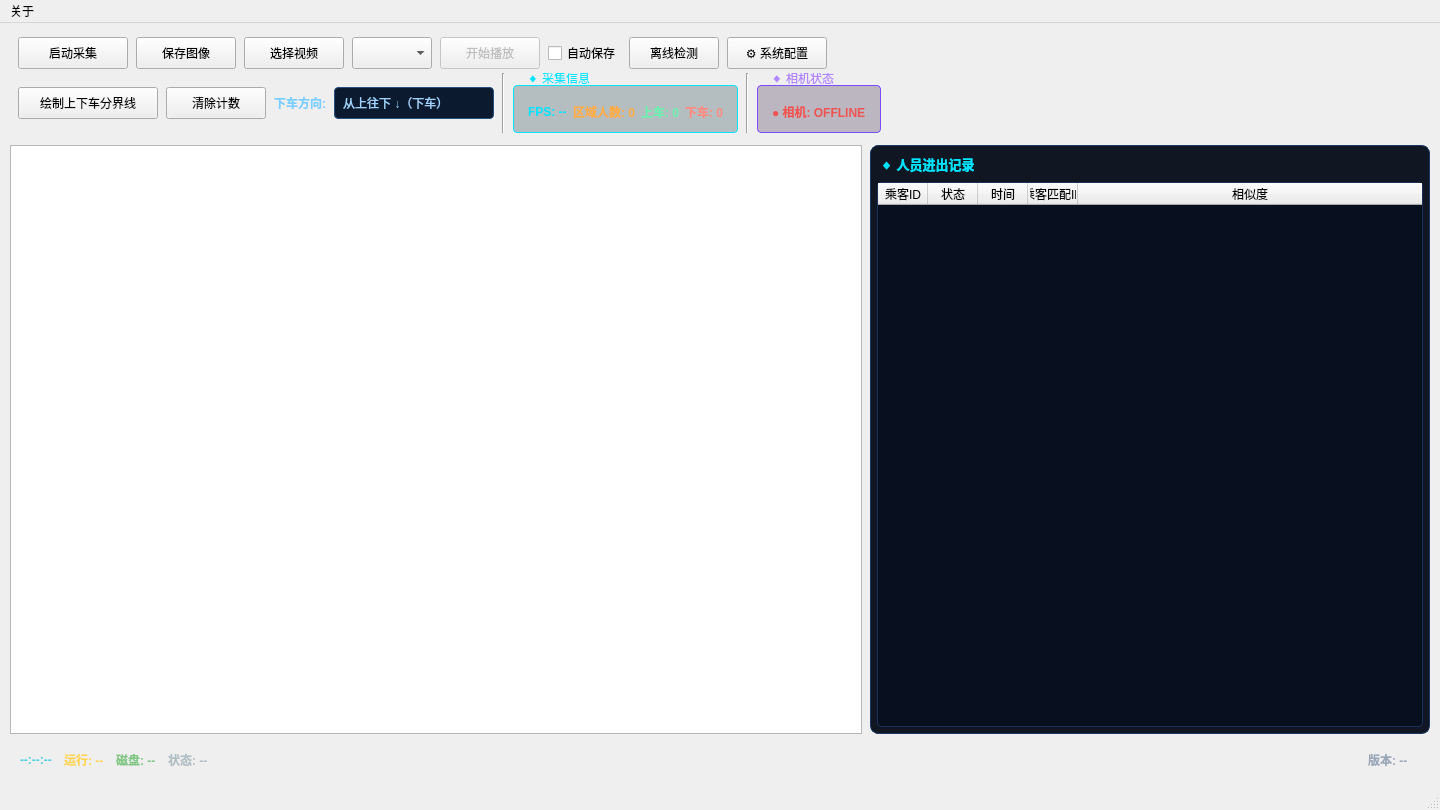
Before: the Qt Designer form CameraViewer_passenger/src/mainwindow.ui in froduo/16.ReId, drawn with Qt 5.
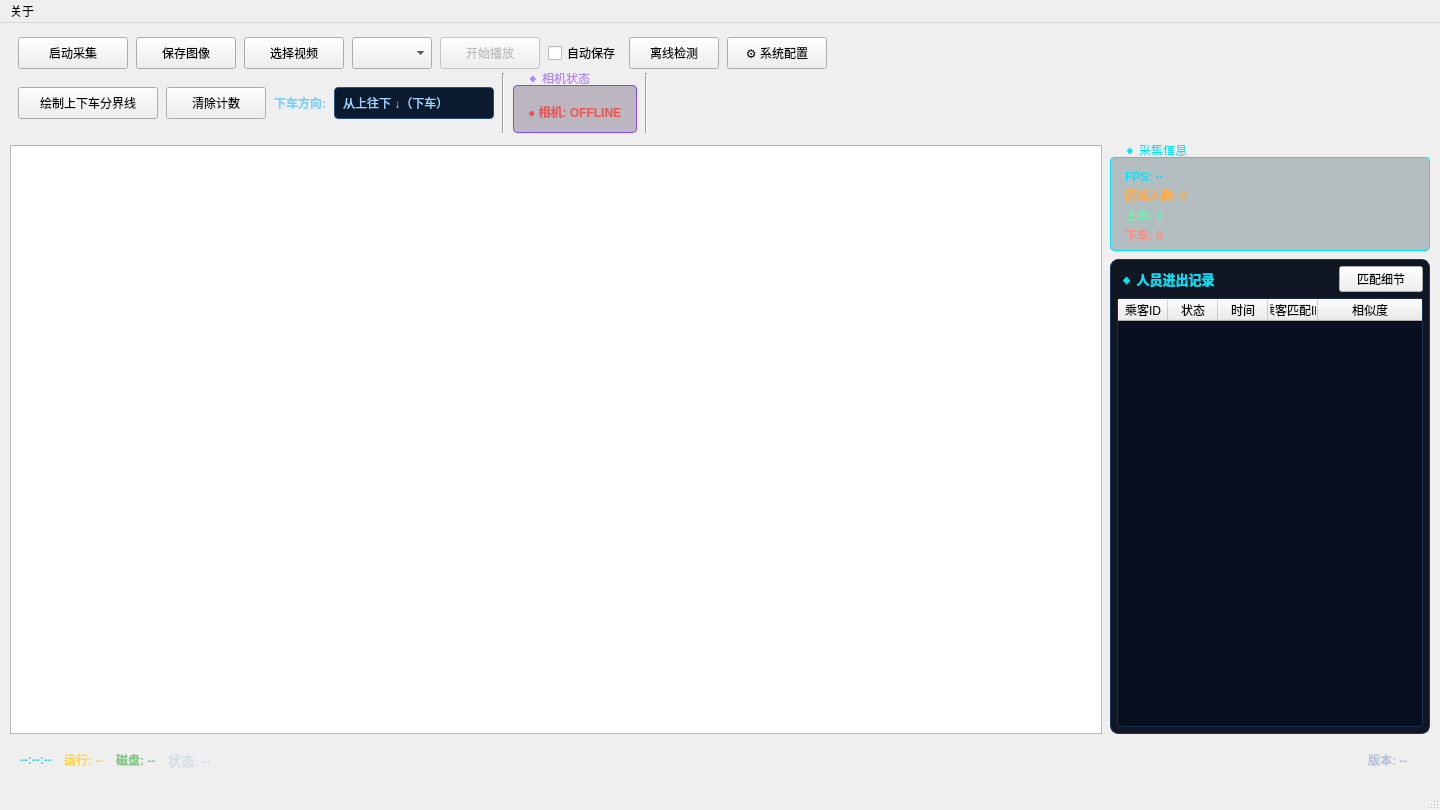
After: the same form once the commit is applied.

```diff
--- a/CameraViewer_passenger/src/mainwindow.ui
+++ b/CameraViewer_passenger/src/mainwindow.ui
@@ -281,89 +281,7 @@
            </property>
           </widget>
          </item>
-         <!-- 采集信息 -->
-         <item>
-          <widget class="QGroupBox" name="groupBox_info">
-           <property name="styleSheet">
-            <string notr="true">QGroupBox { border: 1px solid #00e5ff; border-radius: 4px; margin-top: 12px; padding: 2px 6px; background-color: rgba(0,40,50,0.25); } QGroupBox::title { color: #00e5ff; font-family: 'Consolas'; font-size: 10px; font-weight: bold; subcontrol-origin: margin; left: 8px; padding: 0 4px; top: -2px; }</string>
-           </property>
-           <property name="title">
-            <string>◆ 采集信息</string>
-           </property>
-           <layout class="QHBoxLayout" name="infoLayout">
-            <property name="spacing">
-             <number>6</number>
-            </property>
-            <property name="leftMargin">
-             <number>8</number>
-            </property>
-            <property name="topMargin">
-             <number>10</number>
-            </property>
-            <property name="rightMargin">
-             <number>8</number>
-            </property>
-            <property name="bottomMargin">
-             <number>4</number>
-            </property>
-            <item>
-             <widget class="QLabel" name="label_fps">
-              <property name="styleSheet">
-               <string notr="true">color: #00e5ff; font-family: 'Consolas'; font-size: 12px; font-weight: bold;</string>
-              </property>
-              <property name="text">
-               <string>FPS: --</string>
-              </property>
-             </widget>
-            </item>
-            <item>
-             <widget class="QLabel" name="label_personCount">
-              <property name="styleSheet">
-               <string notr="true">color: #ffab40; font-family: 'Consolas'; font-size: 12px; font-weight: bold;</string>
-              </property>
-              <property name="text">
-               <string>区域人数: 0</string>
-              </property>
-             </widget>
-            </item>
-            <item>
-             <widget class="QLabel" name="label_boardCount">
-              <property name="styleSheet">
-               <string notr="true">color: #69f0ae; font-family: 'Consolas'; font-size: 12px; font-weight: bold;</string>
-              </property>
-              <property name="text">
-               <string>上车: 0</string>
-              </property>
-             </widget>
-            </item>
-            <item>
-             <widget class="QLabel" name="label_alightCount">
-              <property name="styleSheet">
-               <string notr="true">color: #ff8a80; font-family: 'Consolas'; font-size: 12px; font-weight: bold;</string>
-              </property>
-              <property name="text">
-               <string>下车: 0</string>
-              </property>
-             </widget>
-            </item>
-           </layout>
-          </widget>
-         </item>
-         <!-- 分隔线 -->
-         <item>
-          <widget class="QFrame" name="sep2">
-           <property name="frameShape">
-            <enum>QFrame::VLine</enum>
-           </property>
-           <property name="frameShadow">
-            <enum>QFrame::Sunken</enum>
-           </property>
-           <property name="styleSheet">
-            <string notr="true">color: #2a3f5f;</string>
-           </property>
-          </widget>
-         </item>
-         <!-- 相机状态 -->
+         
          <item>
           <widget class="QGroupBox" name="groupBox_status">
            <property name="styleSheet">
@@ -401,7 +319,22 @@
            </layout>
           </widget>
          </item>
-         <!-- 弹簧 -->
+         
+         <item>
+          <widget class="QFrame" name="sep2">
+           <property name="frameShape">
+            <enum>QFrame::VLine</enum>
+           </property>
+           <property name="frameShadow">
+            <enum>QFrame::Sunken</enum>
+           </property>
+           <property name="styleSheet">
+            <string notr="true">color: #2a3f5f;</string>
+           </property>
+          </widget>
+         </item>
+         
+         
          <item>
           <spacer name="toolBarRow2Spacer">
            <property name="orientation">
@@ -442,8 +375,75 @@
         </property>
        </widget>
       </item>
-      <!-- 右侧人员进出记录面板 -->
-      <item>
+      
+      <item><layout class="QVBoxLayout" name="rightColumnLayout"><property name="spacing"><number>8</number></property><item>
+          <widget class="QGroupBox" name="groupBox_info">
+           <property name="styleSheet">
+            <string notr="true">QGroupBox { border: 1px solid #00e5ff; border-radius: 4px; margin-top: 12px; padding: 2px 6px; background-color: rgba(0,40,50,0.25); } QGroupBox::title { color: #00e5ff; font-family: 'Consolas'; font-size: 10px; font-weight: bold; subcontrol-origin: margin; left: 8px; padding: 0 4px; top: -2px; }</string>
+           </property>
+           <property name="title">
+            <string>◆ 采集信息</string>
+           </property>
+           <layout class="QVBoxLayout" name="infoLayout">
+            <property name="spacing">
+             <number>2</number>
+            </property>
+            <property name="leftMargin">
+             <number>8</number>
+            </property>
+            <property name="topMargin">
+             <number>10</number>
+            </property>
+            <property name="rightMargin">
+             <number>8</number>
+            </property>
+            <property name="bottomMargin">
+             <number>4</number>
+            </property>
+            <item>
+             <widget class="QLabel" name="label_fps">
+              <property name="styleSheet">
+               <string notr="true">color: #00e5ff; font-family: 'Consolas'; font-size: 12px; font-weight: bold;</string>
+              </property>
+              <property name="text">
+               <string>FPS: --</string>
+              </property>
+             </widget>
+            </item>
+            <item>
+             <widget class="QLabel" name="label_personCount">
+              <property name="styleSheet">
+               <string notr="true">color: #ffab40; font-family: 'Consolas'; font-size: 12px; font-weight: bold;</string>
+              </property>
+              <property name="text">
+               <string>区域人数: 0</string>
+              </property>
+             </widget>
+            </item>
+            <item>
+             <widget class="QLabel" name="label_boardCount">
+              <property name="styleSheet">
+               <string notr="true">color: #69f0ae; font-family: 'Consolas'; font-size: 12px; font-weight: bold;</string>
+              </property>
+              <property name="text">
+               <string>上车: 0</string>
+              </property>
+             </widget>
+            </item>
+            <item>
+             <widget class="QLabel" name="label_alightCount">
+              <property name="styleSheet">
+               <string notr="true">color: #ff8a80; font-family: 'Consolas'; font-size: 12px; font-weight: bold;</string>
+              </property>
+              <property name="text">
+               <string>下车: 0</string>
+              </property>
+             </widget>
+            </item>
+           </layout>
+          </widget>
+         </item>
+         <item>
        <widget class="QFrame" name="visitorPanel">
         <property name="sizePolicy">
          <sizepolicy hsizetype="Preferred" vsizetype="Expanding">
@@ -459,7 +459,7 @@
         </property>
         <property name="maximumSize">
          <size>
-          <width>560</width>
+          <width>820</width>
           <height>16777215</height>
          </size>
         </property>
@@ -483,14 +483,47 @@
           <number>6</number>
          </property>
          <item>
-          <widget class="QLabel" name="label_visitorTitle">
-           <property name="text">
-            <string>◆ 人员进出记录</string>
-           </property>
-           <property name="styleSheet">
-            <string notr="true">color: #00e5ff; font-family: 'Consolas'; font-size: 13px; font-weight: bold; padding: 2px 0;</string>
-           </property>
-          </widget>
+          <layout class="QHBoxLayout" name="visitorTitleLayout">
+           <item>
+            <widget class="QLabel" name="label_visitorTitle">
+             <property name="text">
+              <string>◆ 人员进出记录</string>
+             </property>
+             <property name="styleSheet">
+              <string notr="true">color: #00e5ff; font-family: 'Consolas'; font-size: 13px; font-weight: bold; padding: 2px 0;</string>
+             </property>
+            </widget>
+           </item>
+           <item>
+            <spacer name="visitorTitleSpacer">
+             <property name="orientation">
+              <enum>Qt::Horizontal</enum>
+             </property>
+             <property name="sizeHint" stdset="0">
+              <size>
+               <width>40</width>
+               <height>20</height>
+              </size>
+             </property>
+            </spacer>
+           </item>
+           <item>
+            <widget class="QPushButton" name="btnMatchDetail">
+             <property name="text">
+              <string>匹配细节</string>
+             </property>
+             <property name="minimumSize">
+              <size>
+               <width>84</width>
+               <height>26</height>
+              </size>
+             </property>
+             <property name="toolTip">
+              <string>显示/隐藏 上/下车匹配细节（每 3 秒刷新）</string>
+             </property>
+            </widget>
+           </item>
+          </layout>
          </item>
          <item>
           <widget class="QTableWidget" name="tableVisitors">
@@ -539,7 +572,7 @@
         </layout>
        </widget>
       </item>
-     </layout>
+     </layout></item></layout>
     </item>
     <!-- ===== 底部状态栏 ===== -->
     <item>
@@ -605,7 +638,7 @@
        <item>
         <widget class="QLabel" name="captureStatusLabel">
          <property name="styleSheet">
-          <string notr="true">color: #b0bec5; font-family: 'Consolas'; font-size: 12px; font-weight: bold;</string>
+          <string notr="true">color: #d6e0ea; font-family: 'Consolas'; font-size: 13px; font-weight: bold;</string>
          </property>
          <property name="text">
           <string>状态: --</string>
@@ -629,7 +662,7 @@
        <item>
         <widget class="QLabel" name="versionLabel">
          <property name="styleSheet">
-          <string notr="true">color: #9aa7b8; font-family: 'Consolas'; font-size: 12px; font-weight: bold; padding: 0 8px;</string>
+          <string notr="true">color: #b7c5d6; font-family: 'Consolas'; font-size: 12px; font-weight: bold; padding: 0 8px;</string>
          </property>
          <property name="text">
           <string>版本: --</string>
```
Left out of the diff: 57 changed lines with no effect on the pictures.
